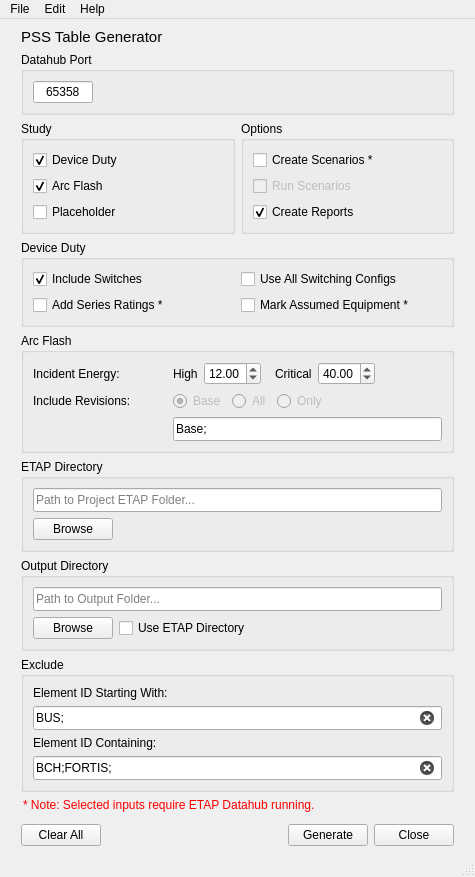
Old version of the form res/pss_report_gen_ui.ui in the repository adilzafar66/pss-table-generator.
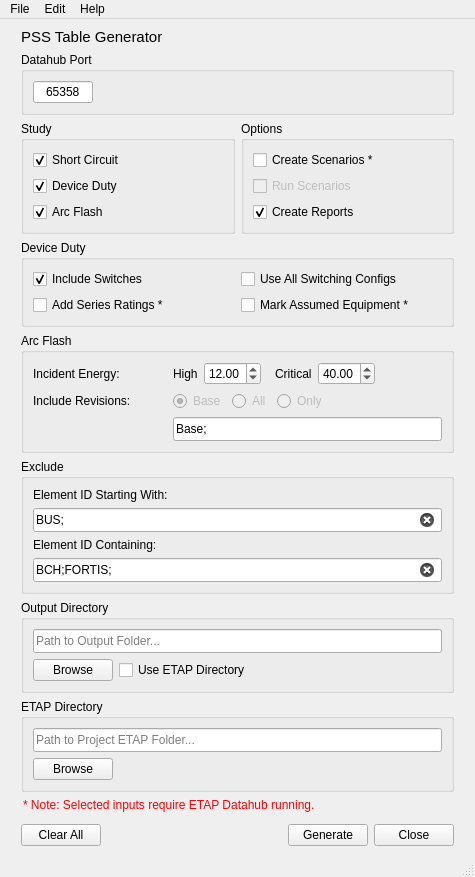
New version of the form.

```diff
--- a/res/pss_report_gen_ui.ui
+++ b/res/pss_report_gen_ui.ui
@@ -162,17 +162,7 @@
           <layout class="QVBoxLayout" name="verticalLayout_5">
            <item>
             <layout class="QGridLayout" name="study_grid">
-             <item row="1" column="0">
-              <widget class="QCheckBox" name="device_duty_checkbox">
-               <property name="text">
-                <string>Device Duty</string>
-               </property>
-               <property name="checked">
-                <bool>true</bool>
-               </property>
-              </widget>
-             </item>
-             <item row="2" column="0">
+             <item row="3" column="0">
               <widget class="QCheckBox" name="arc_flash_checkbox">
                <property name="text">
                 <string>Arc Flash</string>
@@ -182,10 +172,23 @@
                </property>
               </widget>
              </item>
-             <item row="3" column="0">
-              <widget class="QCheckBox" name="placeholder_checkbox">
+             <item row="2" column="0">
+              <widget class="QCheckBox" name="device_duty_checkbox">
                <property name="text">
-                <string>Placeholder</string>
+                <string>Device Duty</string>
+               </property>
+               <property name="checked">
+                <bool>true</bool>
+               </property>
+              </widget>
+             </item>
+             <item row="1" column="0">
+              <widget class="QCheckBox" name="short_circuit_checkbox">
+               <property name="text">
+                <string>Short Circuit</string>
+               </property>
+               <property name="checked">
+                <bool>true</bool>
                </property>
               </widget>
              </item>
@@ -405,117 +408,6 @@
         </layout>
        </widget>
       </item>
-      <item>
-       <widget class="QGroupBox" name="etap_dir_group">
-        <property name="enabled">
-         <bool>true</bool>
-        </property>
-        <property name="title">
-         <string>ETAP Directory</string>
-        </property>
-        <layout class="QVBoxLayout" name="verticalLayout_8">
-         <item>
-          <widget class="QLineEdit" name="etap_dir">
-           <property name="minimumSize">
-            <size>
-             <width>0</width>
-             <height>24</height>
-            </size>
-           </property>
-           <property name="readOnly">
-            <bool>false</bool>
-           </property>
-           <property name="placeholderText">
-            <string>Path to Project ETAP Folder...</string>
-           </property>
-           <property name="clearButtonEnabled">
-            <bool>true</bool>
-           </property>
-          </widget>
-         </item>
-         <item>
-          <layout class="QHBoxLayout" name="browse_btn_layout">
-           <item>
-            <widget class="QPushButton" name="browse_btn">
-             <property name="text">
-              <string>Browse</string>
-             </property>
-            </widget>
-           </item>
-           <item>
-            <spacer name="browse_btn_spacer">
-             <property name="orientation">
-              <enum>Qt::Horizontal</enum>
-             </property>
-             <property name="sizeHint" stdset="0">
-              <size>
-               <width>40</width>
-               <height>20</height>
-              </size>
-             </property>
-            </spacer>
-           </item>
-          </layout>
-         </item>
-        </layout>
-       </widget>
-      </item>
-      <item>
-       <widget class="QGroupBox" name="output_dir_group">
-        <property name="title">
-         <string>Output Directory</string>
-        </property>
-        <layout class="QVBoxLayout" name="verticalLayout_9">
-         <item>
-          <widget class="QLineEdit" name="output_dir">
-           <property name="minimumSize">
-            <size>
-             <width>0</width>
-             <height>24</height>
-            </size>
-           </property>
-           <property name="placeholderText">
-            <string>Path to Output Folder...</string>
-           </property>
-           <property name="clearButtonEnabled">
-            <bool>true</bool>
-           </property>
-          </widget>
-         </item>
-         <item>
-          <layout class="QHBoxLayout" name="browse_btn_layout_2">
-           <item>
-            <widget class="QPushButton" name="browse_btn_2">
-             <property name="text">
-              <string>Browse</string>
-             </property>
-            </widget>
-           </item>
-           <item>
-            <widget class="QCheckBox" name="etap_dir_checkbox">
-             <property name="text">
-              <string>Use ETAP Directory</string>
-             </property>
-            </widget>
-           </item>
-           <item>
-            <spacer name="browse_btn_2_spacer">
-             <property name="orientation">
-              <enum>Qt::Horizontal</enum>
-             </property>
-             <property name="sizeHint" stdset="0">
-              <size>
-               <width>40</width>
-               <height>20</height>
-              </size>
-             </property>
-            </spacer>
-           </item>
-          </layout>
-         </item>
-        </layout>
-       </widget>
-      </item>
       <item>
        <widget class="QGroupBox" name="exclude_group">
         <property name="title">
@@ -579,6 +471,117 @@
         </layout>
        </widget>
       </item>
+      <item>
+       <widget class="QGroupBox" name="output_dir_group">
+        <property name="title">
+         <string>Output Directory</string>
+        </property>
+        <layout class="QVBoxLayout" name="verticalLayout_9">
+         <item>
+          <widget class="QLineEdit" name="output_dir">
+           <property name="minimumSize">
+            <size>
+             <width>0</width>
+             <height>24</height>
+            </size>
+           </property>
+           <property name="placeholderText">
+            <string>Path to Output Folder...</string>
+           </property>
+           <property name="clearButtonEnabled">
+            <bool>true</bool>
+           </property>
+          </widget>
+         </item>
+         <item>
+          <layout class="QHBoxLayout" name="browse_btn_layout_2">
+           <item>
+            <widget class="QPushButton" name="browse_btn_2">
+             <property name="text">
+              <string>Browse</string>
+             </property>
+            </widget>
+           </item>
+           <item>
+            <widget class="QCheckBox" name="etap_dir_checkbox">
+             <property name="text">
+              <string>Use ETAP Directory</string>
+             </property>
+            </widget>
+           </item>
+           <item>
+            <spacer name="browse_btn_2_spacer">
+             <property name="orientation">
+              <enum>Qt::Horizontal</enum>
+             </property>
+             <property name="sizeHint" stdset="0">
+              <size>
+               <width>40</width>
+               <height>20</height>
+              </size>
+             </property>
+            </spacer>
+           </item>
+          </layout>
+         </item>
+        </layout>
+       </widget>
+      </item>
+      <item>
+       <widget class="QGroupBox" name="etap_dir_group">
+        <property name="enabled">
+         <bool>true</bool>
+        </property>
+        <property name="title">
+         <string>ETAP Directory</string>
+        </property>
+        <layout class="QVBoxLayout" name="verticalLayout_8">
+         <item>
+          <widget class="QLineEdit" name="etap_dir">
+           <property name="minimumSize">
+            <size>
+             <width>0</width>
+             <height>24</height>
+            </size>
+           </property>
+           <property name="readOnly">
+            <bool>false</bool>
+           </property>
+           <property name="placeholderText">
+            <string>Path to Project ETAP Folder...</string>
+           </property>
+           <property name="clearButtonEnabled">
+            <bool>true</bool>
+           </property>
+          </widget>
+         </item>
+         <item>
+          <layout class="QHBoxLayout" name="browse_btn_layout">
+           <item>
+            <widget class="QPushButton" name="browse_btn">
+             <property name="text">
+              <string>Browse</string>
+             </property>
+            </widget>
+           </item>
+           <item>
+            <spacer name="browse_btn_spacer">
+             <property name="orientation">
+              <enum>Qt::Horizontal</enum>
+             </property>
+             <property name="sizeHint" stdset="0">
+              <size>
+               <width>40</width>
+               <height>20</height>
+              </size>
+             </property>
+            </spacer>
+           </item>
+          </layout>
+         </item>
+        </layout>
+       </widget>
+      </item>
       <item>
        <layout class="QVBoxLayout" name="cntrl_layout">
         <item>
```
